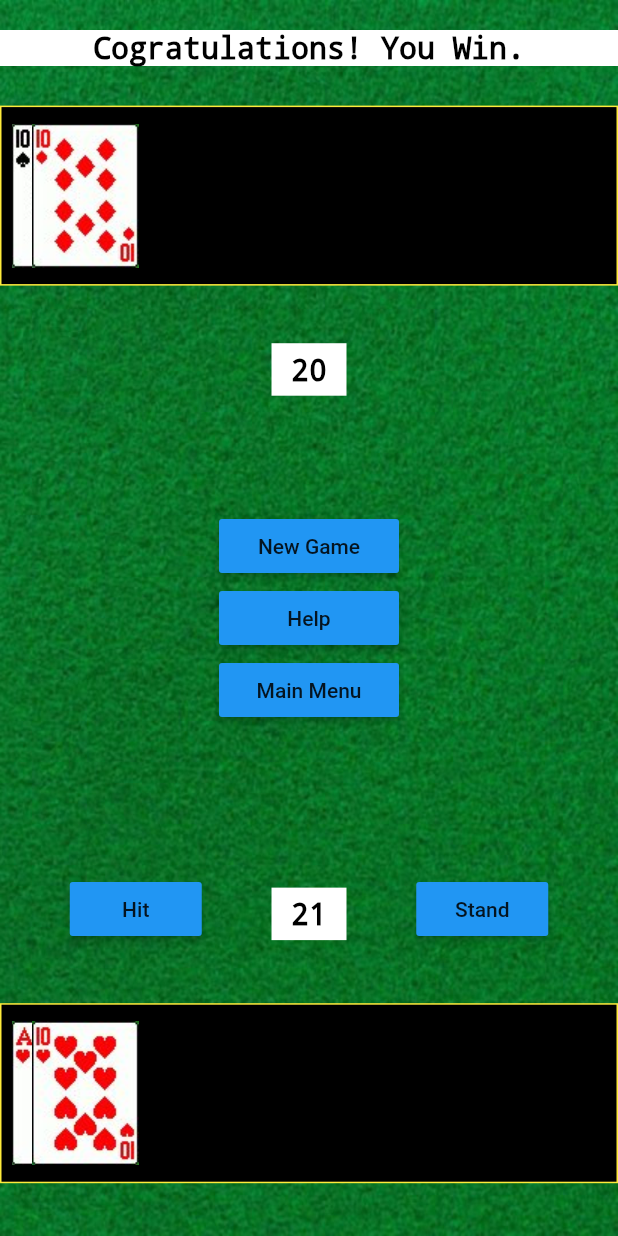
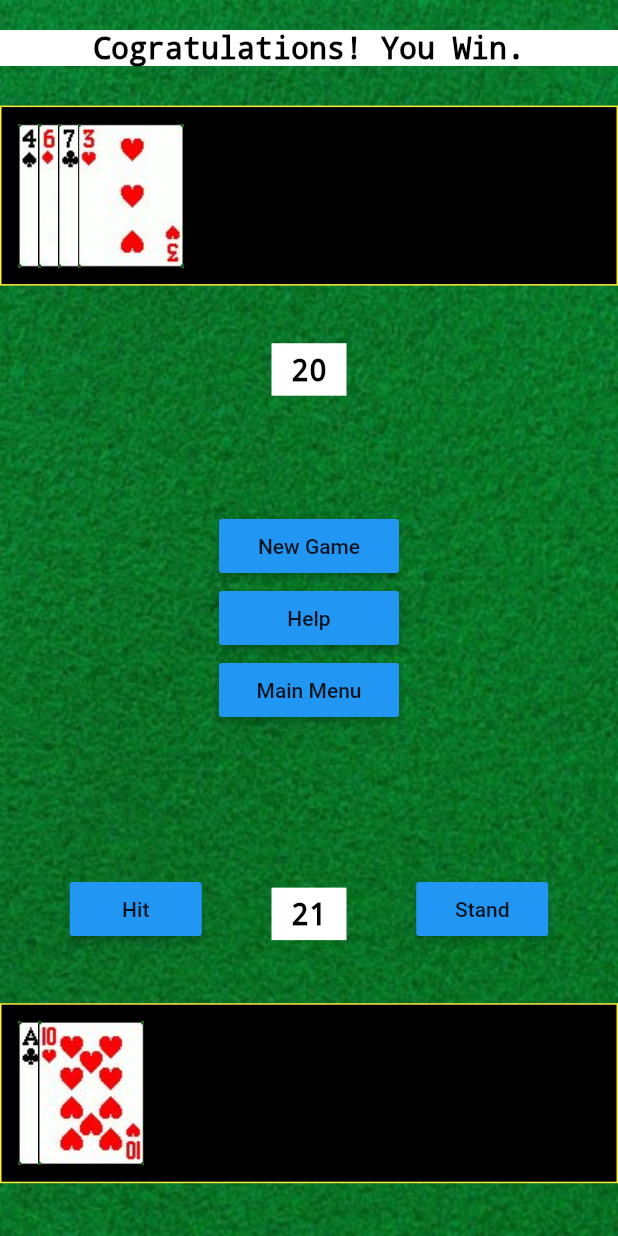
Before and after one commit to alexrichard0598/MobileBlackjackGame, a Flutter app: the screen it shows after launch, after a tap on "New Game", on a phone screen of 412 x 824 dp. Run offline on Flutter 3.47's test engine with Material 2 defaults, Android fonts, the phone set to English and light mode, and no system bars.

```diff
--- a/blackjack/lib/ui/blackjack.dart
+++ b/blackjack/lib/ui/blackjack.dart
@@ -1,5 +1,7 @@
+import 'package:blackjack/bl/card.dart';
 import 'package:blackjack/ui/background.dart';
 import 'package:flutter/material.dart';
+import 'package:blackjack/bl/gameMethods.dart';
 
 class Blackjack extends StatefulWidget {
   @override
@@ -93,14 +95,14 @@ class _DealerBoxState extends State<DealerBox> {
         ),
         child: Stack(
           children: <Widget>[
-            Align(
-              child: Image.asset("assets/images/TenSpades.jpg"),
-              alignment: Alignment(-0.96, 0),
-            ),
-            Align(
-              child: Image.asset("assets/images/TenDiamonds.jpg"),
-              alignment: Alignment(-0.88, 0),
-            ),
+            GameMethods.createCardImage(
+                BlackjackCard(FaceValue.Four, Suit.Spades), 0),
+            GameMethods.createCardImage(
+                BlackjackCard(FaceValue.Six, Suit.Diamonds), 1),
+            GameMethods.createCardImage(
+                BlackjackCard(FaceValue.Seven, Suit.Clubs), 2),
+            GameMethods.createCardImage(
+                BlackjackCard(FaceValue.Three, Suit.Hearts), 3),
           ],
         ),
       ),
@@ -224,14 +226,10 @@ class _PlayerBoxState extends State<PlayerBox> {
         ),
         child: Stack(
           children: <Widget>[
-            Align(
-              child: Image.asset("assets/images/AceHearts.jpg"),
-              alignment: Alignment(-0.96, 0),
-            ),
-            Align(
-              child: Image.asset("assets/images/TenHearts.jpg"),
-              alignment: Alignment(-0.88, 0),
-            ),
+            GameMethods.createCardImage(
+                BlackjackCard(FaceValue.Ace, Suit.Clubs), 0),
+            GameMethods.createCardImage(
+                BlackjackCard(FaceValue.Ten, Suit.Hearts), 1),
           ],
         ),
       ),
```
